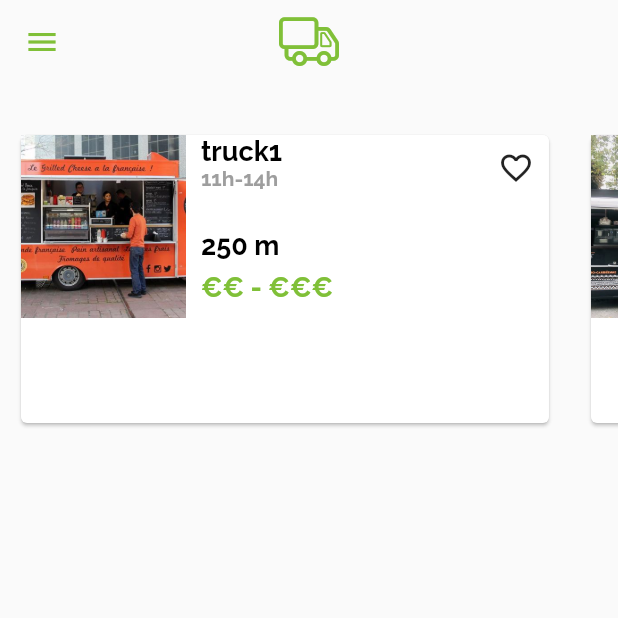
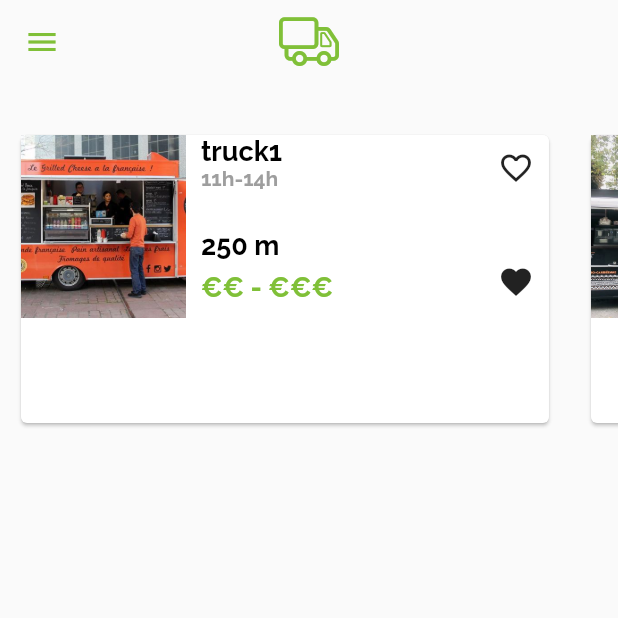
Before and after one commit to Naruto2020/foodtruckapp, a Flutter app: the CategoryListPage screen opened directly, on a phone screen of 412 x 824 dp, the top half of it. Run offline on Flutter 3.47's test engine with Material 2 defaults, Android fonts, the light colour scheme and no system bars; our stand-ins replace google_maps_flutter.

Commit message:
add design on categorycart

```diff
--- a/lib/widgets/categorycart.dart
+++ b/lib/widgets/categorycart.dart
@@ -105,8 +105,17 @@ class CategoryCart extends StatelessWidget {
                       Icons.favorite_border,
                       size: 24.0,
                     ),
+                    Text('',
+                      style: TextStyle(height: 3.6),
+                    ),
+                    Icon(
+                      Icons.favorite,
+                      size: 24.0,
+                    ),
+
                   ],
                 ),
+
                 // child: Icon(
                 //   Icons.favorite_border ,
                 //   size: 24.0,
@@ -121,6 +130,23 @@ class CategoryCart extends StatelessWidget {
                 //   iconName: category.icon, size: 2,
                 // ),
               ),
+              // SizedBox(width: 10,),
+              // Container(
+              //   height: 122.0,
+              //   padding: EdgeInsets.symmetric(horizontal: 10.0, vertical: 10.0),
+              //   child: Column(
+              //     children: const [
+              //       Text('10K',
+              //         style: TextStyle(
+              //           color: Colors.black,
+              //           fontSize: 18.0,
+              //           fontWeight: FontWeight.bold,
+              //           height: 5.689
+              //         ),
+              //       )
+              //     ],
+              //   ),
+              // ),
               // Row(
               //   crossAxisAlignment: CrossAxisAlignment.start,
               //   mainAxisAlignment: MainAxisAlignment.start,
```
